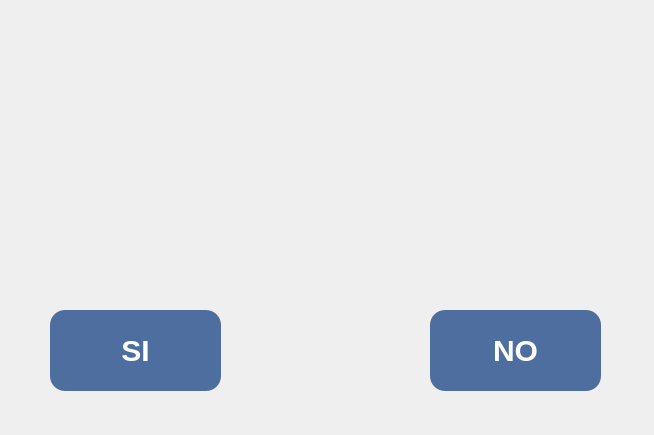
This is proyectoInformatica/gameover.ui in Julian-guillermo-zapata-rugeles/proyectoInformatica as Qt 5 draws it before an edit. The edited form follows.
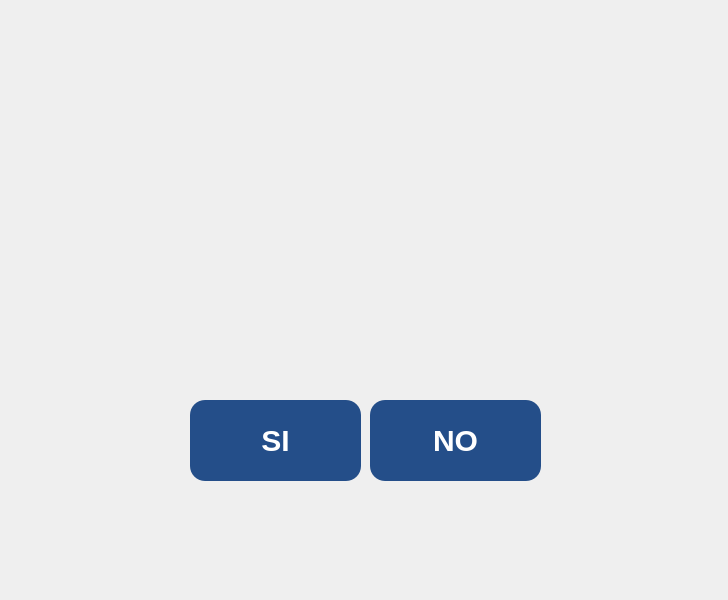
This is the edited form. Icons and pictures are not drawn.

```diff
--- a/proyectoInformatica/gameover.ui
+++ b/proyectoInformatica/gameover.ui
@@ -6,8 +6,8 @@
    <rect>
     <x>0</x>
     <y>0</y>
-    <width>654</width>
-    <height>435</height>
+    <width>728</width>
+    <height>600</height>
    </rect>
   </property>
   <property name="windowTitle">
@@ -16,15 +16,15 @@
   <widget class="QPushButton" name="continuar">
    <property name="geometry">
     <rect>
-     <x>50</x>
-     <y>310</y>
+     <x>190</x>
+     <y>400</y>
      <width>171</width>
      <height>81</height>
     </rect>
    </property>
    <property name="styleSheet">
     <string notr="true">border-radius:15px;
-background-color: rgb(32, 74, 135,200);
+background-color: rgb(32, 74, 135,250);
 color:white;
 font:30px;
 font:bold;</string>
@@ -36,15 +36,15 @@
   <widget class="QPushButton" name="salir">
    <property name="geometry">
     <rect>
-     <x>430</x>
-     <y>310</y>
+     <x>370</x>
+     <y>400</y>
      <width>171</width>
      <height>81</height>
     </rect>
    </property>
    <property name="styleSheet">
     <string notr="true">border-radius:15px;
-background-color: rgb(32, 74, 135,200);
+background-color: rgb(32, 74, 135,250);
 color:white;
 font:30px;
 font:bold;</string>
@@ -53,6 +53,25 @@
     <string>NO</string>
    </property>
   </widget>
+  <widget class="QLabel" name="label">
+   <property name="geometry">
+    <rect>
+     <x>0</x>
+     <y>0</y>
+     <width>728</width>
+     <height>600</height>
+    </rect>
+   </property>
+   <property name="styleSheet">
+    <string notr="true">border-image: url(:/multimedia/Backgrounds/gameOver.png);</string>
+   </property>
+   <property name="text">
+    <string/>
+   </property>
+  </widget>
+  <zorder>label</zorder>
+  <zorder>continuar</zorder>
+  <zorder>salir</zorder>
  </widget>
  <resources/>
  <connections/>
```
